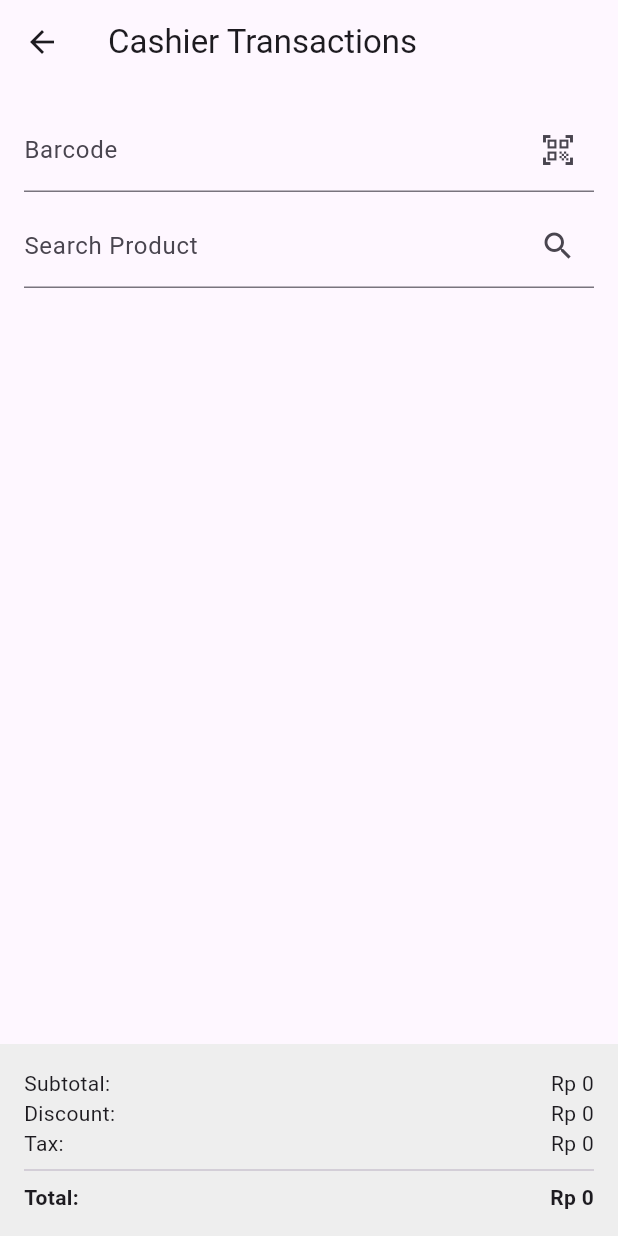
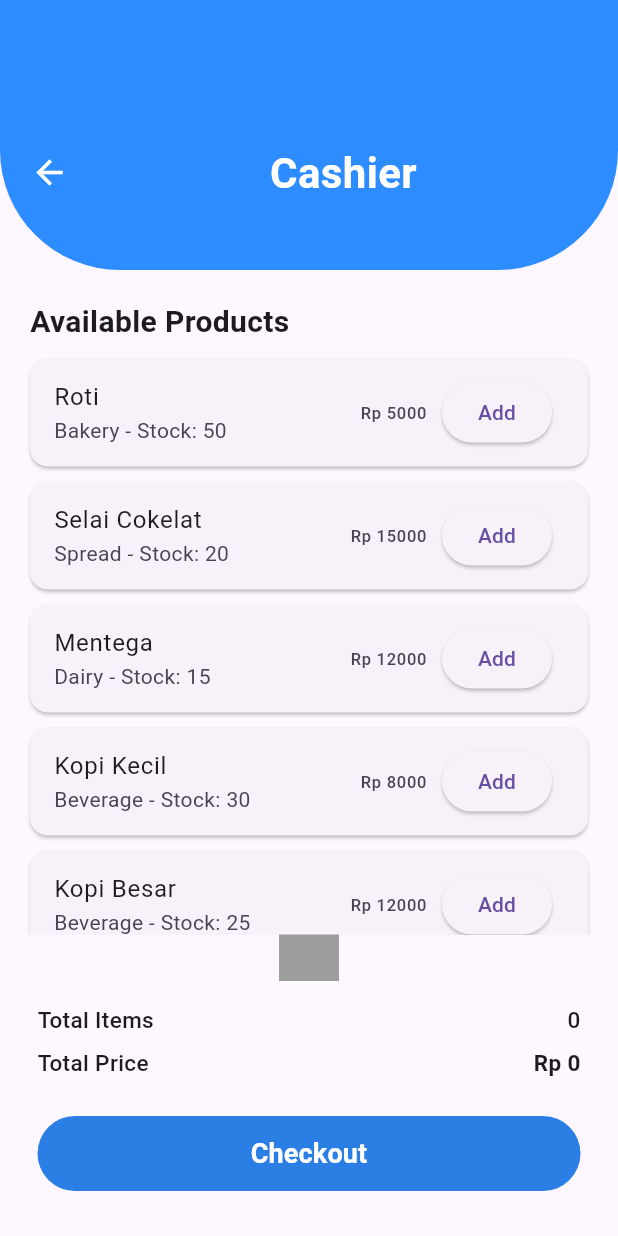
Before and after one commit to nunaprameswari/smartcashier_frontend, a Flutter app: the screen it shows after launch, after a tap on "Cashier Transactions", on a phone screen of 412 x 824 dp. Run offline on Flutter 3.47's test engine with Material 3 defaults, Android fonts, the phone set to English and light mode, and no system bars; network calls fail.

Commit message:
pengeditan bagian cashier

```diff
--- a/lib/main.dart
+++ b/lib/main.dart
@@ -1,6 +1,6 @@
 import 'package:flutter/material.dart';
 import 'package:layanan_sosial/menu/productpage.dart';
-import 'package:layanan_sosial/menu/cashier.dart';
+import 'package:layanan_sosial/menu/cashier.dart' as cashier;
 import 'package:layanan_sosial/menu/ai.dart';
 
 void main() {
@@ -65,7 +65,7 @@
                   onTap: () {
                     Navigator.push(
                       context,
-                      MaterialPageRoute(builder: (context) => const Cashier()),
+                      MaterialPageRoute(builder: (context) => const cashier.CartPage()),
                     );
                   },
                 ),
--- a/lib/menu/cashier.dart
+++ b/lib/menu/cashier.dart
@@ -3,333 +3,262 @@ import '../models/product.dart';
 import '../models/transaction.dart';
 import '../services/data_service.dart';
 
-class Cashier extends StatefulWidget {
-  const Cashier({super.key});
+class CartPage extends StatefulWidget {
+  const CartPage({super.key});
 
   @override
-  State<Cashier> createState() => _CashierState();
+  State<CartPage> createState() => _CartPageState();
 }
 
-class _CashierState extends State<Cashier> {
+class _CartPageState extends State<CartPage> {
   final DataService _dataService = DataService();
-  final List<TransactionItem> _cart = [];
-  final TextEditingController _barcodeController = TextEditingController();
-  final TextEditingController _searchController = TextEditingController();
-  double _discount = 0.0;
-  double _taxRate = 0.1; // 10% tax
+  final List<TransactionItem> _cartItems = [];
 
-  double get _subtotal => _cart.fold(0, (sum, item) => sum + item.subtotal);
-  double get _tax => _subtotal * _taxRate;
-  double get _total => _subtotal - _discount + _tax;
+  @override
+  Widget build(BuildContext context) {
+    int totalItem = _cartItems.fold(0, (sum, item) => sum + item.quantity);
+    double totalPrice = _cartItems.fold(0.0, (sum, item) => sum + item.subtotal);
 
-  void _addProductToCart(Product product) {
-    final existingItem = _cart.firstWhere(
-      (item) => item.product.id == product.id,
-      orElse: () => TransactionItem(product: product, quantity: 0),
-    );
+    return Scaffold(
+      body: Column(
+        children: [
+          // ================= HEADER =================
+          Container(
+            padding: const EdgeInsets.only(top: 50, left: 20, right: 20),
+            height: 180,
+            width: double.infinity,
+            decoration: const BoxDecoration(
+              color: Color(0xFF2D8CFF),
+              borderRadius: BorderRadius.only(
+                bottomLeft: Radius.circular(80),
+                bottomRight: Radius.circular(80),
+              ),
+            ),
+            child: Row(
+              children: [
+                GestureDetector(
+                  onTap: () => Navigator.pop(context),
+                  child: const Icon(Icons.arrow_back,
+                      color: Colors.white, size: 26),
+                ),
+                const SizedBox(width: 20),
+                const Expanded(
+                  child: Text(
+                    "Cashier",
+                    textAlign: TextAlign.center,
+                    style: TextStyle(
+                      fontSize: 28,
+                      fontWeight: FontWeight.bold,
+                      color: Colors.white,
+                    ),
+                  ),
+                )
+              ],
+            ),
+          ),
 
-    if (existingItem.quantity == 0) {
-      _cart.add(TransactionItem(product: product, quantity: 1));
-    } else {
-      existingItem.quantity++;
-    }
-    setState(() {});
-  }
+          // ================= PRODUCTS LIST =================
+          Expanded(
+            child: ListView(
+              padding: const EdgeInsets.all(20),
+              children: [
+                const Text(
+                  "Available Products",
+                  style: TextStyle(fontSize: 20, fontWeight: FontWeight.bold),
+                ),
+                const SizedBox(height: 10),
+                ..._dataService.products.map((product) => Card(
+                  margin: const EdgeInsets.only(bottom: 10),
+                  child: ListTile(
+                    title: Text(product.name),
+                    subtitle: Text('${product.category} - Stock: ${product.stock}'),
+                    trailing: Row(
+                      mainAxisSize: MainAxisSize.min,
+                      children: [
+                        Text('Rp ${product.price.toStringAsFixed(0)}'),
+                        const SizedBox(width: 10),
+                        ElevatedButton(
+                          onPressed: () => _addToCart(product),
+                          child: const Text('Add'),
+                        ),
+                      ],
+                    ),
+                  ),
+                )),
 
-  void _removeFromCart(int index) {
-    _cart.removeAt(index);
-    setState(() {});
-  }
+                const Divider(height: 40),
 
-  void _updateQuantity(int index, int quantity) {
-    if (quantity <= 0) {
-      _removeFromCart(index);
-    } else {
-      _cart[index].quantity = quantity;
-      setState(() {});
-    }
-  }
+                const Text(
+                  "Cart Items",
+                  style: TextStyle(fontSize: 20, fontWeight: FontWeight.bold),
+                ),
+                const SizedBox(height: 10),
 
-  void _scanProduct() {
-    final barcode = _barcodeController.text.trim();
-    if (barcode.isNotEmpty) {
-      final product = _dataService.getProductByBarcode(barcode);
-      if (product != null) {
-        _addProductToCart(product);
-        _barcodeController.clear();
-      } else {
-        ScaffoldMessenger.of(context).showSnackBar(
-          const SnackBar(content: Text('Product not found')),
-        );
-      }
-    }
-  }
-
-  void _searchAndAddProduct() {
-    final query = _searchController.text.trim();
-    if (query.isNotEmpty) {
-      final products = _dataService.searchProducts(query);
-      if (products.isNotEmpty) {
-        _showProductSelectionDialog(products);
-      } else {
-        ScaffoldMessenger.of(context).showSnackBar(
-          const SnackBar(content: Text('No products found')),
-        );
-      }
-    }
-  }
-
-  void _showProductSelectionDialog(List<Product> products) {
-    showDialog(
-      context: context,
-      builder: (context) => AlertDialog(
-        title: const Text('Select Product'),
-        content: SizedBox(
-          width: double.maxFinite,
-          child: ListView.builder(
-            shrinkWrap: true,
-            itemCount: products.length,
-            itemBuilder: (context, index) {
-              final product = products[index];
-              return ListTile(
-                title: Text(product.name),
-                subtitle: Text('Rp ${product.price}'),
-                onTap: () {
-                  _addProductToCart(product);
-                  _searchController.clear();
-                  Navigator.of(context).pop();
-                },
-              );
-            },
+                // ================= CART ITEMS =================
+                ..._cartItems.map((item) => Padding(
+                  padding: const EdgeInsets.only(bottom: 10),
+                  child: Row(
+                    children: [
+                      Expanded(
+                        child: Text(
+                          "${item.product.name} x${item.quantity}",
+                          style: const TextStyle(
+                            fontSize: 16,
+                            fontWeight: FontWeight.w500,
                           ),
                         ),
                       ),
-    );
-  }
-
-  void _completeTransaction(PaymentMethod paymentMethod, {double? cashReceived}) {
-    if (_cart.isEmpty) return;
-
-    final transaction = Transaction(
-      id: DateTime.now().millisecondsSinceEpoch.toString(),
-      date: DateTime.now(),
-      items: List.from(_cart),
-      total: _subtotal,
-      discount: _discount,
-      tax: _tax,
-      paymentMethod: paymentMethod,
-      cashReceived: cashReceived,
-      change: cashReceived != null ? cashReceived - _total : null,
-    );
-
-    _dataService.addTransaction(transaction);
-    _cart.clear();
-    _discount = 0.0;
-    setState(() {});
-
-    _showReceiptDialog(transaction);
-  }
-
-  void _showReceiptDialog(Transaction transaction) {
-    showDialog(
-      context: context,
-      builder: (context) => AlertDialog(
-        title: const Text('Receipt'),
-        content: SingleChildScrollView(
-          child: Column(
-            crossAxisAlignment: CrossAxisAlignment.start,
-            mainAxisSize: MainAxisSize.min,
-            children: [
-              Text('Transaction ID: ${transaction.id}'),
-              Text('Date: ${transaction.date}'),
-              const Divider(),
-              ...transaction.items.map((item) =>
-                Text('${item.product.name} x${item.quantity} - Rp ${item.subtotal}')
+                      Text(
+                        "Rp ${item.subtotal.toStringAsFixed(0)}",
+                        style: const TextStyle(
+                          fontSize: 16,
+                          fontWeight: FontWeight.w500,
                         ),
-              const Divider(),
-              Text('Subtotal: Rp ${_subtotal.toStringAsFixed(0)}'),
-              Text('Discount: Rp ${_discount.toStringAsFixed(0)}'),
-              Text('Tax: Rp ${_tax.toStringAsFixed(0)}'),
-              Text('Total: Rp ${transaction.grandTotal.toStringAsFixed(0)}'),
-              if (transaction.cashReceived != null) ...[
-                Text('Cash Received: Rp ${transaction.cashReceived}'),
-                Text('Change: Rp ${transaction.change}'),
+                      ),
+                      IconButton(
+                        icon: const Icon(Icons.remove),
+                        onPressed: () => _removeFromCart(item.product),
+                      ),
                     ],
+                  ),
+                )),
               ],
             ),
           ),
-        actions: [
-          TextButton(
-            onPressed: () => Navigator.of(context).pop(),
-            child: const Text('Close'),
+
+          // ================= SUMMARY BOX =================
+          Container(
+            padding: const EdgeInsets.symmetric(horizontal: 20, vertical: 15),
+            decoration: const BoxDecoration(
+              color: Colors.grey,
             ),
+            child: const SizedBox(height: 1),
+          ),
+
+          Padding(
+            padding: const EdgeInsets.symmetric(horizontal: 25, vertical: 15),
+            child: Column(
+              children: [
+                Row(
+                  mainAxisAlignment: MainAxisAlignment.spaceBetween,
+                  children: [
+                    const Text(
+                      "Total Items",
+                      style:
+                          TextStyle(fontSize: 15, fontWeight: FontWeight.w500),
+                    ),
+                    Text(
+                      "$totalItem",
+                      style:
+                          const TextStyle(fontSize: 15, fontWeight: FontWeight.w500),
+                    ),
+                  ],
+                ),
+                const SizedBox(height: 8),
+                Row(
+                  mainAxisAlignment: MainAxisAlignment.spaceBetween,
+                  children: [
+                    const Text(
+                      "Total Price",
+                      style:
+                          TextStyle(fontSize: 15, fontWeight: FontWeight.w500),
+                    ),
+                    Text(
+                      "Rp ${totalPrice.toStringAsFixed(0)}",
+                      style:
+                          const TextStyle(fontSize: 15, fontWeight: FontWeight.w700),
+                    ),
+                  ],
+                ),
+              ],
+            ),
+          ),
+
+          // ================= CHECKOUT BUTTON =================
+          Padding(
+            padding: const EdgeInsets.symmetric(horizontal: 25, vertical: 10),
+            child: Container(
+              width: double.infinity,
+              height: 50,
+              decoration: BoxDecoration(
+                color: const Color(0xFF2D8CFF),
+                borderRadius: BorderRadius.circular(25),
+              ),
+              child: ElevatedButton(
+                onPressed: _cartItems.isEmpty ? null : _checkout,
+                style: ElevatedButton.styleFrom(
+                  backgroundColor: const Color(0xFF2D8CFF),
+                  shape: RoundedRectangleBorder(
+                    borderRadius: BorderRadius.circular(25),
+                  ),
+                ),
+                child: const Text(
+                  "Checkout",
+                  style: TextStyle(
+                    color: Colors.white,
+                    fontSize: 18,
+                    fontWeight: FontWeight.bold,
+                  ),
+                ),
+              ),
+            ),
+          ),
+
+          const SizedBox(height: 20),
         ],
       ),
     );
   }
 
-  void _showPaymentDialog() {
-    final cashController = TextEditingController();
+  void _addToCart(Product product) {
+    setState(() {
+      final existingItem = _cartItems.firstWhere(
+        (item) => item.product.id == product.id,
+        orElse: () => TransactionItem(product: product, quantity: 0),
+      );
 
-    showDialog(
-      context: context,
-      builder: (context) => AlertDialog(
-        title: const Text('Payment'),
-        content: Column(
-          mainAxisSize: MainAxisSize.min,
-          children: [
-            ElevatedButton(
-              onPressed: () => _completeTransaction(PaymentMethod.digital),
-              child: const Text('Digital Payment'),
-            ),
-            const SizedBox(height: 16),
-            TextField(
-              controller: cashController,
-              keyboardType: TextInputType.number,
-              decoration: const InputDecoration(labelText: 'Cash Received'),
-            ),
-            ElevatedButton(
-              onPressed: () {
-                final cash = double.tryParse(cashController.text);
-                if (cash != null && cash >= _total) {
-                  _completeTransaction(PaymentMethod.cash, cashReceived: cash);
-                  Navigator.of(context).pop();
+      if (_cartItems.contains(existingItem)) {
+        existingItem.quantity++;
       } else {
-                  ScaffoldMessenger.of(context).showSnackBar(
-                    const SnackBar(content: Text('Invalid cash amount')),
-                  );
+        _cartItems.add(TransactionItem(product: product, quantity: 1));
       }
-              },
-              child: const Text('Pay with Cash'),
-            ),
-          ],
-        ),
-      ),
-    );
+    });
   }
 
-  @override
-  Widget build(BuildContext context) {
-    return Scaffold(
-      appBar: AppBar(
-        title: const Text('Cashier Transactions'),
-        actions: [
-          if (_cart.isNotEmpty)
-            IconButton(
-              icon: const Icon(Icons.payment),
-              onPressed: _showPaymentDialog,
-            ),
-        ],
-      ),
-      body: Column(
-        children: [
-          // Product Input
-          Padding(
-            padding: const EdgeInsets.all(16),
-            child: Column(
-              children: [
-                TextField(
-                  controller: _barcodeController,
-                  decoration: InputDecoration(
-                    labelText: 'Barcode',
-                    suffixIcon: IconButton(
-                      icon: const Icon(Icons.qr_code_scanner),
-                      onPressed: _scanProduct,
-                    ),
-                  ),
-                  onSubmitted: (_) => _scanProduct(),
-                ),
-                const SizedBox(height: 8),
-                TextField(
-                  controller: _searchController,
-                  decoration: InputDecoration(
-                    labelText: 'Search Product',
-                    suffixIcon: IconButton(
-                      icon: const Icon(Icons.search),
-                      onPressed: _searchAndAddProduct,
-                    ),
-                  ),
-                  onSubmitted: (_) => _searchAndAddProduct(),
-                ),
-              ],
-            ),
-          ),
+  void _removeFromCart(Product product) {
+    setState(() {
+      final existingItem = _cartItems.firstWhere(
+        (item) => item.product.id == product.id,
+      );
 
-          // Cart
-          Expanded(
-            child: ListView.builder(
-              itemCount: _cart.length,
-              itemBuilder: (context, index) {
-                final item = _cart[index];
-                return Card(
-                  margin: const EdgeInsets.symmetric(horizontal: 16, vertical: 4),
-                  child: ListTile(
-                    title: Text(item.product.name),
-                    subtitle: Text('Rp ${item.product.price}'),
-                    trailing: Row(
-                      mainAxisSize: MainAxisSize.min,
-                      children: [
-                        IconButton(
-                          icon: const Icon(Icons.remove),
-                          onPressed: () => _updateQuantity(index, item.quantity - 1),
-                        ),
-                        Text('${item.quantity}'),
-                        IconButton(
-                          icon: const Icon(Icons.add),
-                          onPressed: () => _updateQuantity(index, item.quantity + 1),
-                        ),
-                        IconButton(
-                          icon: const Icon(Icons.delete),
-                          onPressed: () => _removeFromCart(index),
-                        ),
-                      ],
-                    ),
-                  ),
+      if (existingItem.quantity > 1) {
+        existingItem.quantity--;
+      } else {
+        _cartItems.remove(existingItem);
+      }
+    });
+  }
+
+  void _checkout() {
+    final total = _cartItems.fold(0.0, (sum, item) => sum + item.subtotal);
+    final transaction = Transaction(
+      id: DateTime.now().millisecondsSinceEpoch.toString(),
+      date: DateTime.now(),
+      items: List.from(_cartItems),
+      total: total,
+      discount: 0,
+      tax: 0,
+      paymentMethod: PaymentMethod.cash,
     );
-              },
-            ),
-          ),
 
-          // Total
-          Container(
-            padding: const EdgeInsets.all(16),
-            color: Colors.grey[200],
-            child: Column(
-              children: [
-                Row(
-                  mainAxisAlignment: MainAxisAlignment.spaceBetween,
-                  children: [
-                    const Text('Subtotal:'),
-                    Text('Rp ${_subtotal.toStringAsFixed(0)}'),
-                  ],
-                ),
-                Row(
-                  mainAxisAlignment: MainAxisAlignment.spaceBetween,
-                  children: [
-                    const Text('Discount:'),
-                    Text('Rp ${_discount.toStringAsFixed(0)}'),
-                  ],
-                ),
-                Row(
-                  mainAxisAlignment: MainAxisAlignment.spaceBetween,
-                  children: [
-                    const Text('Tax:'),
-                    Text('Rp ${_tax.toStringAsFixed(0)}'),
-                  ],
-                ),
-                const Divider(),
-                Row(
-                  mainAxisAlignment: MainAxisAlignment.spaceBetween,
-                  children: [
-                    const Text('Total:', style: TextStyle(fontWeight: FontWeight.bold)),
-                    Text('Rp ${_total.toStringAsFixed(0)}', style: const TextStyle(fontWeight: FontWeight.bold)),
-                  ],
-                ),
-              ],
-            ),
-          ),
-        ],
-      ),
+    _dataService.addTransaction(transaction);
+
+    setState(() {
+      _cartItems.clear();
+    });
+
+    ScaffoldMessenger.of(context).showSnackBar(
+      const SnackBar(content: Text('Transaction completed successfully!')),
     );
   }
 }
```
Lines whose indentation alone changed are shown as unchanged.
